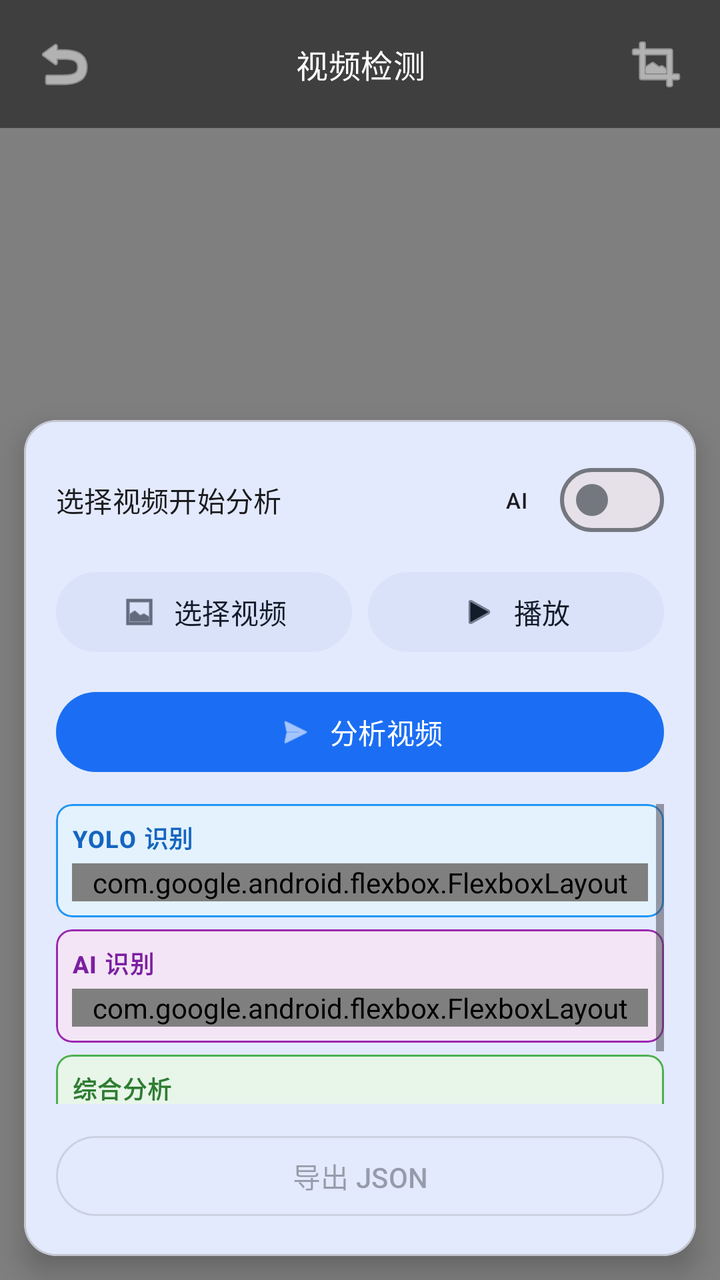
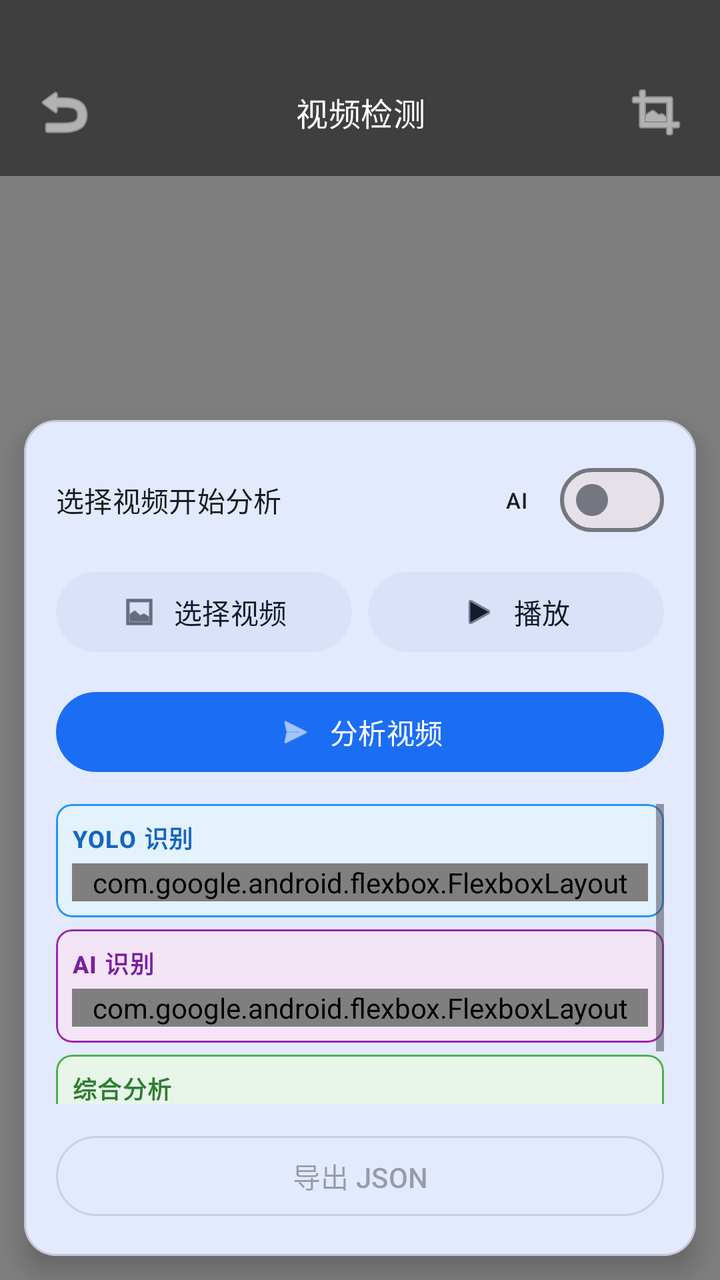

Two renders of the same Android screen: before a commit and after it. Below are the layout's source before the change and the commit's diff.
<!-- AndroidManifest.xml: application theme Theme.OpenIris -->
<!-- res/layout/activity_video_detect.xml -->
<?xml version="1.0" encoding="utf-8"?>
<FrameLayout xmlns:android="http://schemas.android.com/apk/res/android"
    xmlns:app="http://schemas.android.com/apk/res-auto"
    android:layout_width="match_parent"
    android:layout_height="match_parent"
    android:background="#000000">

    
    <VideoView
        android:id="@+id/videoView"
        android:layout_width="match_parent"
        android:layout_height="match_parent" />

    
    <LinearLayout
        android:id="@+id/topToolbar"
        android:layout_width="match_parent"
        android:layout_height="wrap_content"
        android:orientation="horizontal"
        android:layout_gravity="top"
        android:padding="12dp"
        android:background="#80000000"
        android:gravity="center_vertical">

        
        <ImageButton
            android:id="@+id/buttonBack"
            android:layout_width="40dp"
            android:layout_height="40dp"
            android:src="@android:drawable/ic_menu_revert"
            android:background="?attr/selectableItemBackgroundBorderless"
            android:contentDescription="返回"
            app:tint="@android:color/white" />

        
        <com.google.android.material.textview.MaterialTextView
            android:layout_width="0dp"
            android:layout_height="wrap_content"
            android:layout_weight="1"
            android:text="视频检测"
            android:textColor="@android:color/white"
            android:textAppearance="?attr/textAppearanceTitleMedium"
            android:gravity="center" />

        
        <ImageButton
            android:id="@+id/buttonFullscreen"
            android:layout_width="40dp"
            android:layout_height="40dp"
            android:src="@android:drawable/ic_menu_crop"
            android:background="?attr/selectableItemBackgroundBorderless"
            android:contentDescription="全屏"
            app:tint="@android:color/white" />
    </LinearLayout>

    
    <com.google.android.material.card.MaterialCardView
        android:id="@+id/bottomPanel"
        android:layout_width="match_parent"
        android:layout_height="wrap_content"
        android:layout_gravity="bottom"
        app:cardCornerRadius="16dp"
        app:cardElevation="8dp"
        android:layout_margin="12dp">

        <LinearLayout
            android:layout_width="match_parent"
            android:layout_height="wrap_content"
            android:orientation="vertical"
            android:padding="16dp">

            
            <LinearLayout
                android:layout_width="match_parent"
                android:layout_height="wrap_content"
                android:orientation="horizontal"
                android:gravity="center_vertical"
                android:layout_marginBottom="8dp">

                <com.google.android.material.textview.MaterialTextView
                    android:id="@+id/textStatus"
                    android:layout_width="0dp"
                    android:layout_height="wrap_content"
                    android:layout_weight="1"
                    android:text="选择视频开始分析"
                    android:textAppearance="?attr/textAppearanceTitleSmall"
                    android:textColor="?attr/colorOnSurface" />

                
                <com.google.android.material.materialswitch.MaterialSwitch
                    android:id="@+id/switchAi"
                    android:layout_width="wrap_content"
                    android:layout_height="wrap_content"
                    android:text="AI"
                    android:textAppearance="?attr/textAppearanceLabelSmall" />
            </LinearLayout>

            
            <com.google.android.material.progressindicator.LinearProgressIndicator
                android:id="@+id/progressBar"
                android:layout_width="match_parent"
                android:layout_height="wrap_content"
                android:layout_marginBottom="8dp"
                android:visibility="gone"
                app:indicatorColor="?attr/colorPrimary" />

            
            <LinearLayout
                android:layout_width="match_parent"
                android:layout_height="wrap_content"
                android:orientation="horizontal"
                android:gravity="center_vertical"
                android:layout_marginBottom="12dp">

                <com.google.android.material.button.MaterialButton
                    android:id="@+id/buttonSelectVideo"
                    android:layout_width="0dp"
                    android:layout_height="wrap_content"
                    android:layout_weight="1"
                    android:text="选择视频"
                    app:icon="@android:drawable/ic_menu_gallery"
                    app:iconGravity="textStart"
                    android:layout_marginEnd="4dp"
                    style="@style/Widget.Material3.Button.TonalButton" />

                <com.google.android.material.button.MaterialButton
                    android:id="@+id/buttonPlayPause"
                    android:layout_width="0dp"
                    android:layout_height="wrap_content"
                    android:layout_weight="1"
                    android:text="播放"
                    app:icon="@android:drawable/ic_media_play"
                    app:iconGravity="textStart"
                    android:layout_marginStart="4dp"
                    style="@style/Widget.Material3.Button.TonalButton" />
            </LinearLayout>

            
            <com.google.android.material.button.MaterialButton
                android:id="@+id/buttonAnalyze"
                android:layout_width="match_parent"
                android:layout_height="wrap_content"
                android:text="分析视频"
                app:icon="@android:drawable/ic_menu_send"
                app:iconGravity="textStart"
                android:layout_marginBottom="12dp" />

            
            <ScrollView
                android:id="@+id/scrollViewResults"
                android:layout_width="match_parent"
                android:layout_height="150dp"
                android:layout_marginBottom="12dp">

                <LinearLayout
                    android:layout_width="match_parent"
                    android:layout_height="wrap_content"
                    android:orientation="vertical">

                    
                    <com.google.android.material.card.MaterialCardView
                        android:id="@+id/cardYolo"
                        android:layout_width="match_parent"
                        android:layout_height="wrap_content"
                        android:layout_marginBottom="6dp"
                        app:cardCornerRadius="8dp"
                        app:cardElevation="0dp"
                        app:strokeWidth="1dp"
                        app:strokeColor="#2196F3"
                        app:cardBackgroundColor="#E3F2FD">

                        <LinearLayout
                            android:layout_width="match_parent"
                            android:layout_height="wrap_content"
                            android:orientation="vertical"
                            android:padding="8dp">

                            <com.google.android.material.textview.MaterialTextView
                                android:layout_width="wrap_content"
                                android:layout_height="wrap_content"
                                android:text="YOLO 识别"
                                android:textAppearance="?attr/textAppearanceLabelMedium"
                                android:textStyle="bold"
                                android:textColor="#1565C0"
                                android:layout_marginBottom="4dp" />

                            <com.google.android.flexbox.FlexboxLayout
                                android:id="@+id/flexboxYolo"
                                android:layout_width="match_parent"
                                android:layout_height="wrap_content"
                                app:flexWrap="wrap"
                                app:justifyContent="flex_start" />
                        </LinearLayout>
                    </com.google.android.material.card.MaterialCardView>

                    
                    <com.google.android.material.card.MaterialCardView
                        android:id="@+id/cardAi"
                        android:layout_width="match_parent"
                        android:layout_height="wrap_content"
                        android:layout_marginBottom="6dp"
                        app:cardCornerRadius="8dp"
                        app:cardElevation="0dp"
                        app:strokeWidth="1dp"
                        app:strokeColor="#9C27B0"
                        app:cardBackgroundColor="#F3E5F5">

                        <LinearLayout
                            android:layout_width="match_parent"
                            android:layout_height="wrap_content"
                            android:orientation="vertical"
                            android:padding="8dp">

                            <com.google.android.material.textview.MaterialTextView
                                android:layout_width="wrap_content"
                                android:layout_height="wrap_content"
                                android:text="AI 识别"
                                android:textAppearance="?attr/textAppearanceLabelMedium"
                                android:textStyle="bold"
                                android:textColor="#7B1FA2"
                                android:layout_marginBottom="4dp" />

                            <com.google.android.flexbox.FlexboxLayout
                                android:id="@+id/flexboxAi"
                                android:layout_width="match_parent"
                                android:layout_height="wrap_content"
                                app:flexWrap="wrap"
                                app:justifyContent="flex_start" />
                        </LinearLayout>
                    </com.google.android.material.card.MaterialCardView>

                    
                    <com.google.android.material.card.MaterialCardView
                        android:id="@+id/cardCombined"
                        android:layout_width="match_parent"
                        android:layout_height="wrap_content"
                        app:cardCornerRadius="8dp"
                        app:cardElevation="0dp"
                        app:strokeWidth="1dp"
                        app:strokeColor="#4CAF50"
                        app:cardBackgroundColor="#E8F5E9">

                        <LinearLayout
                            android:layout_width="match_parent"
                            android:layout_height="wrap_content"
                            android:orientation="vertical"
                            android:padding="8dp">

                            <com.google.android.material.textview.MaterialTextView
                                android:layout_width="wrap_content"
                                android:layout_height="wrap_content"
                                android:text="综合分析"
                                android:textAppearance="?attr/textAppearanceLabelMedium"
                                android:textStyle="bold"
                                android:textColor="#2E7D32"
                                android:layout_marginBottom="4dp" />

                            <com.google.android.flexbox.FlexboxLayout
                                android:id="@+id/flexboxCombined"
                                android:layout_width="match_parent"
                                android:layout_height="wrap_content"
                                app:flexWrap="wrap"
                                app:justifyContent="flex_start" />
                        </LinearLayout>
                    </com.google.android.material.card.MaterialCardView>
                </LinearLayout>
            </ScrollView>

            
            <com.google.android.material.button.MaterialButton
                android:id="@+id/buttonExportJson"
                android:layout_width="match_parent"
                android:layout_height="wrap_content"
                android:text="导出 JSON"
                android:enabled="false"
                style="@style/Widget.Material3.Button.OutlinedButton" />
        </LinearLayout>
    </com.google.android.material.card.MaterialCardView>
</FrameLayout>
<!-- resources referenced by this layout -->
<resources>
  <style name="Theme.OpenIris" parent="Theme.Material3.Light.NoActionBar">
          
          <item name="colorPrimary">@color/md_theme_primary</item>
          <item name="colorOnPrimary">@color/md_theme_onPrimary</item>
          <item name="colorPrimaryContainer">@color/md_theme_primaryContainer</item>
          <item name="colorOnPrimaryContainer">@color/md_theme_onPrimaryContainer</item>
          
          
          <item name="colorSecondary">@color/md_theme_secondary</item>
          <item name="colorOnSecondary">@color/md_theme_onSecondary</item>
          <item name="colorSecondaryContainer">@color/md_theme_secondaryContainer</item>
          <item name="colorOnSecondaryContainer">@color/md_theme_onSecondaryContainer</item>
          
          
          <item name="colorTertiary">@color/md_theme_tertiary</item>
          <item name="colorOnTertiary">@color/md_theme_onTertiary</item>
          <item name="colorTertiaryContainer">@color/md_theme_tertiaryContainer</item>
          <item name="colorOnTertiaryContainer">@color/md_theme_onTertiaryContainer</item>
          
          
          <item name="colorError">@color/md_theme_error</item>
          <item name="colorOnError">@color/md_theme_onError</item>
          <item name="colorErrorContainer">@color/md_theme_errorContainer</item>
          <item name="colorOnErrorContainer">@color/md_theme_onErrorContainer</item>
          
          
          <item name="android:colorBackground">@color/md_theme_background</item>
          <item name="colorOnBackground">@color/md_theme_onBackground</item>
          <item name="colorSurface">@color/md_theme_surface</item>
          <item name="colorOnSurface">@color/md_theme_onSurface</item>
          <item name="colorSurfaceVariant">@color/md_theme_surfaceVariant</item>
          <item name="colorOnSurfaceVariant">@color/md_theme_onSurfaceVariant</item>
          
          
          <item name="colorOutline">@color/md_theme_outline</item>
          <item name="colorOutlineVariant">@color/md_theme_outlineVariant</item>
          
          
          <item name="android:statusBarColor">@android:color/transparent</item>
          <item name="android:navigationBarColor">@android:color/transparent</item>
          <item name="android:windowLightStatusBar">true</item>
          <item name="android:windowTranslucentStatus">false</item>
          <item name="android:windowTranslucentNavigation">false</item>
          
          
          <item name="android:windowLayoutInDisplayCutoutMode">shortEdges</item>
      </style>
  <color name="md_theme_primary">#1B6EF3</color>
  <color name="md_theme_onPrimary">#FFFFFF</color>
  <color name="md_theme_primaryContainer">#D8E2FF</color>
  <color name="md_theme_onPrimaryContainer">#001A41</color>
  <color name="md_theme_secondary">#565E71</color>
  <color name="md_theme_onSecondary">#FFFFFF</color>
  <color name="md_theme_secondaryContainer">#DAE2F9</color>
  <color name="md_theme_onSecondaryContainer">#131C2B</color>
  <color name="md_theme_tertiary">#6F5575</color>
  <color name="md_theme_onTertiary">#FFFFFF</color>
  <color name="md_theme_tertiaryContainer">#F9D8FE</color>
  <color name="md_theme_onTertiaryContainer">#28132F</color>
  <color name="md_theme_error">#BA1A1A</color>
  <color name="md_theme_onError">#FFFFFF</color>
  <color name="md_theme_errorContainer">#FFDAD6</color>
  <color name="md_theme_onErrorContainer">#410002</color>
  <color name="md_theme_background">#FEFBFF</color>
  <color name="md_theme_onBackground">#1B1B1F</color>
  <color name="md_theme_surface">#FEFBFF</color>
  <color name="md_theme_onSurface">#1B1B1F</color>
  <color name="md_theme_surfaceVariant">#E1E2EC</color>
  <color name="md_theme_onSurfaceVariant">#44474F</color>
  <color name="md_theme_outline">#74777F</color>
  <color name="md_theme_outlineVariant">#C4C6D0</color>
</resources>

<!-- the commit's change to res/layout/activity_video_detect.xml (unified diff, before → after) -->
@@ -18,7 +18,9 @@
         android:layout_height="wrap_content"
         android:orientation="horizontal"
         android:layout_gravity="top"
-        android:padding="12dp"
+        android:paddingHorizontal="12dp"
+        android:paddingTop="36dp"
+        android:paddingBottom="12dp"
         android:background="#80000000"
         android:gravity="center_vertical">
 
<!-- resource entries referenced after the edit -->
@@ -41,6 +41,7 @@
           <item name="android:statusBarColor">@android:color/transparent</item>
           <item name="android:navigationBarColor">@android:color/transparent</item>
           <item name="android:windowLightStatusBar">true</item>
+          <item name="android:windowLightNavigationBar">true</item>
           <item name="android:windowTranslucentStatus">false</item>
           <item name="android:windowTranslucentNavigation">false</item>
           
